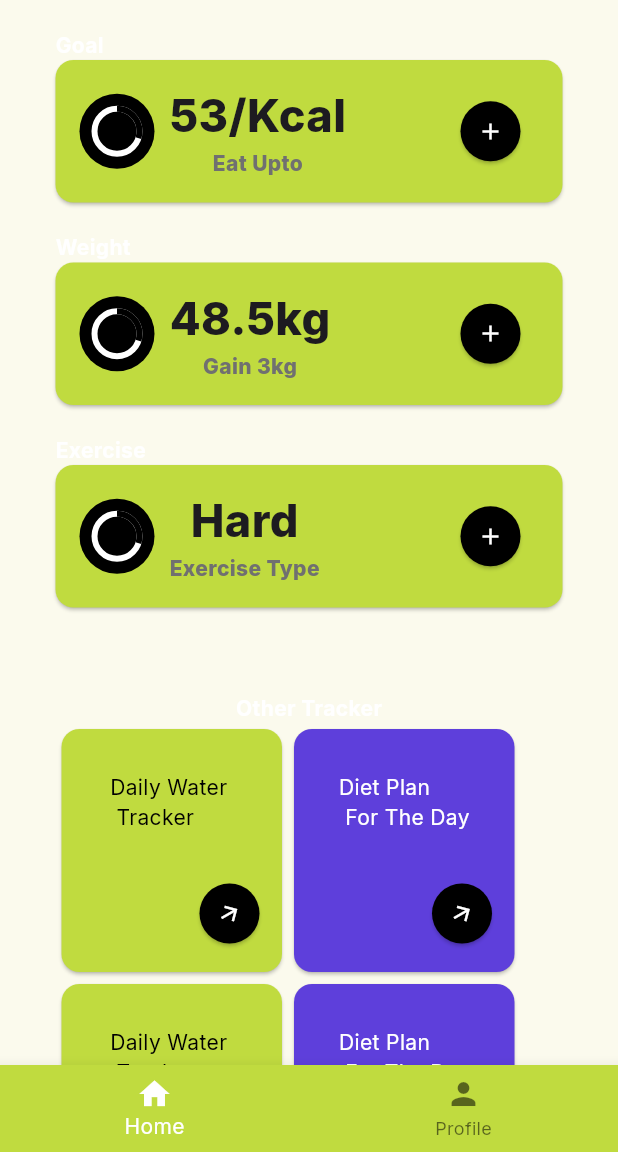
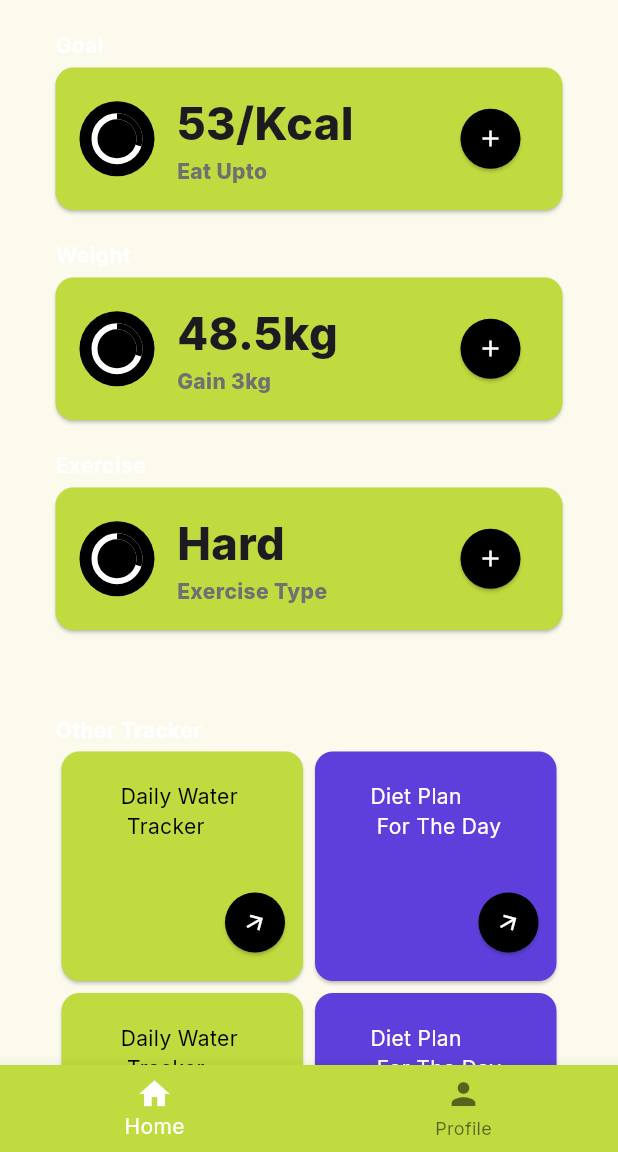
Before and after one commit to muhammedalima/NourishMe, a Flutter app: the screen it shows after launch, on a phone screen of 412 x 824 dp, the part 84-1236 px from its top. Run offline on Flutter 3.47's test engine with Material 3 defaults, Android fonts, the phone set to English and light mode, and no system bars; our stand-ins replace google_fonts.

Commit message:
home screen completed

```diff
--- a/nourish_me/lib/screens/home_page/home_page_screen.dart
+++ b/nourish_me/lib/screens/home_page/home_page_screen.dart
@@ -1,6 +1,6 @@
 import 'package:flutter/material.dart';
+
 import 'package:nourish_me/screens/home_page/widgets/home_widgets.dart';
-import 'package:nourish_me/theme%20library/theme_library.dart';
 
 class homeScreenPage extends StatelessWidget {
   const homeScreenPage({super.key});
@@ -32,6 +32,7 @@ class homeScreenPage extends StatelessWidget {
             padding: EdgeInsets.all(37.0),
             child: Column(
               mainAxisAlignment: MainAxisAlignment.start,
+              crossAxisAlignment: CrossAxisAlignment.start,
               children: [
                 Text(
                   'Other Tracker',
@@ -42,31 +43,39 @@ class homeScreenPage extends StatelessWidget {
                 ),
                 Row(
                   children: [
-                    SquareBox(
+                    Expanded(
+                      child: SquareBox(
                         heading: 'Daily Water \n Tracker',
                         boxcolor: Color(0xFFC0DB3F),
                       ),
-                    SquareBox(
+                    ),
+                    Expanded(
+                      child: SquareBox(
                         heading: 'Diet Plan \n For The Day',
                         boxcolor: Color(0xFF5E3FDB),
-                    )
+                      ),
+                    ),
                   ],
                 ),
                 Row(
                   children: [
-                    SquareBox(
+                    Expanded(
+                      child: SquareBox(
                         heading: 'Daily Water \n Tracker',
                         boxcolor: Color(0xFFC0DB3F),
                       ),
-                    SquareBox(
+                    ),
+                    Expanded(
+                      child: SquareBox(
                         heading: 'Diet Plan \n For The Day',
                         boxcolor: Color(0xFF5E3FDB),
-                    )
+                      ),
+                    ),
                   ],
                 ),
               ],
             ),
-          )
+          ),
         ],
       ),
     );
--- a/nourish_me/lib/screens/home_page/widgets/home_widgets.dart
+++ b/nourish_me/lib/screens/home_page/widgets/home_widgets.dart
@@ -33,7 +33,9 @@ class AddCard extends StatelessWidget {
             ),
           ),
         ),
-
+        const SizedBox(
+          height: 5,
+        ),
         // Card with content
         Card(
           margin: const EdgeInsets.symmetric(horizontal: 37.0),
@@ -60,9 +62,10 @@ class AddCard extends StatelessWidget {
                         color: Colors.black,
                       ),
                     ),
-                    const SizedBox(width: 10.0),
+                    const SizedBox(width: 15.0),
                     Column(
                       mainAxisAlignment: MainAxisAlignment.start,
+                      crossAxisAlignment: CrossAxisAlignment.start,
                       children: [
                         Text(
                           headingInsideCard,
@@ -118,31 +121,26 @@ class SquareBox extends StatelessWidget {
 
   @override
   Widget build(BuildContext context) {
-    return Container(
-      height: 170,
-      width: 155,
-      decoration: const ShapeDecoration(
-        shape: RoundedRectangleBorder(),
-      ),
-      child: Card(
+    return Card(
       color: boxcolor,
       child: Column(
         mainAxisAlignment: MainAxisAlignment.end,
         children: [
+          const SizedBox(
+            height: 20,
+          ),
           Text(
             heading,
             style: TextStyle(
-                color: (boxcolor == Color(0xFFC0DB3F))
+              color: (boxcolor == const Color(0xFFC0DB3F))
                   ? Colors.black
                   : Colors.white,
             ),
           ),
           const SizedBox(height: 30),
           Row(
+            mainAxisAlignment: MainAxisAlignment.end,
             children: [
-                SizedBox(
-                  width: 80,
-                ),
               ElevatedButton(
                 onPressed: () {},
                 style: ElevatedButton.styleFrom(
@@ -166,7 +164,6 @@ class SquareBox extends StatelessWidget {
           ),
         ],
       ),
-      ),
     );
   }
 }
```
Lines whose indentation alone changed are shown as unchanged.
